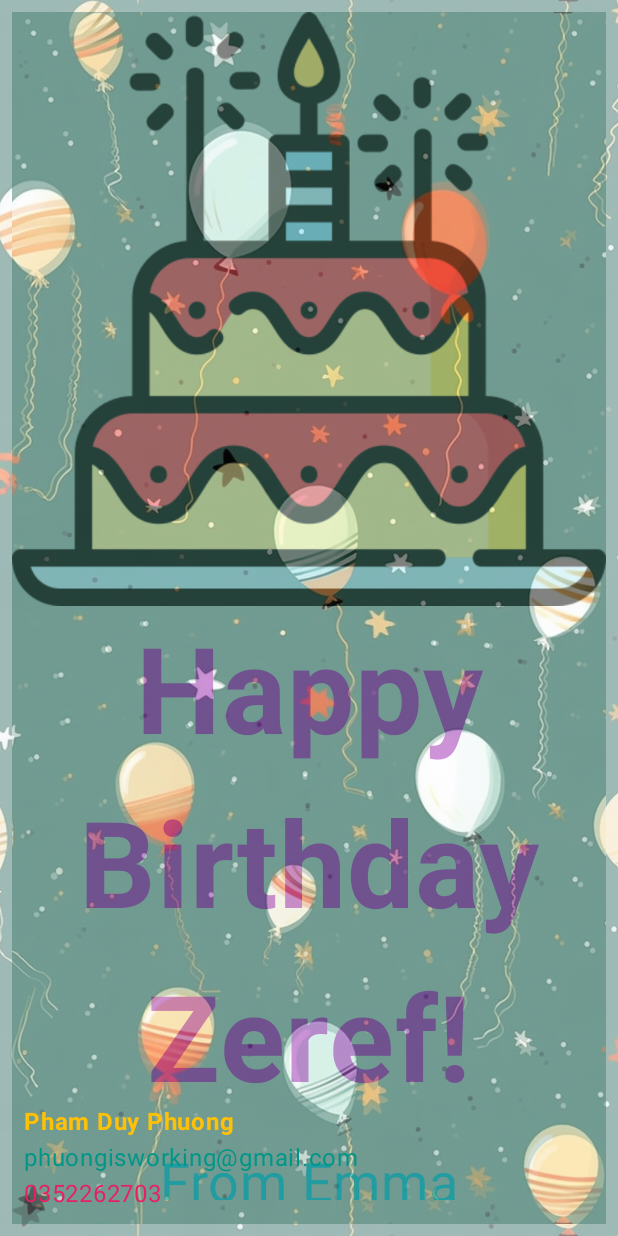
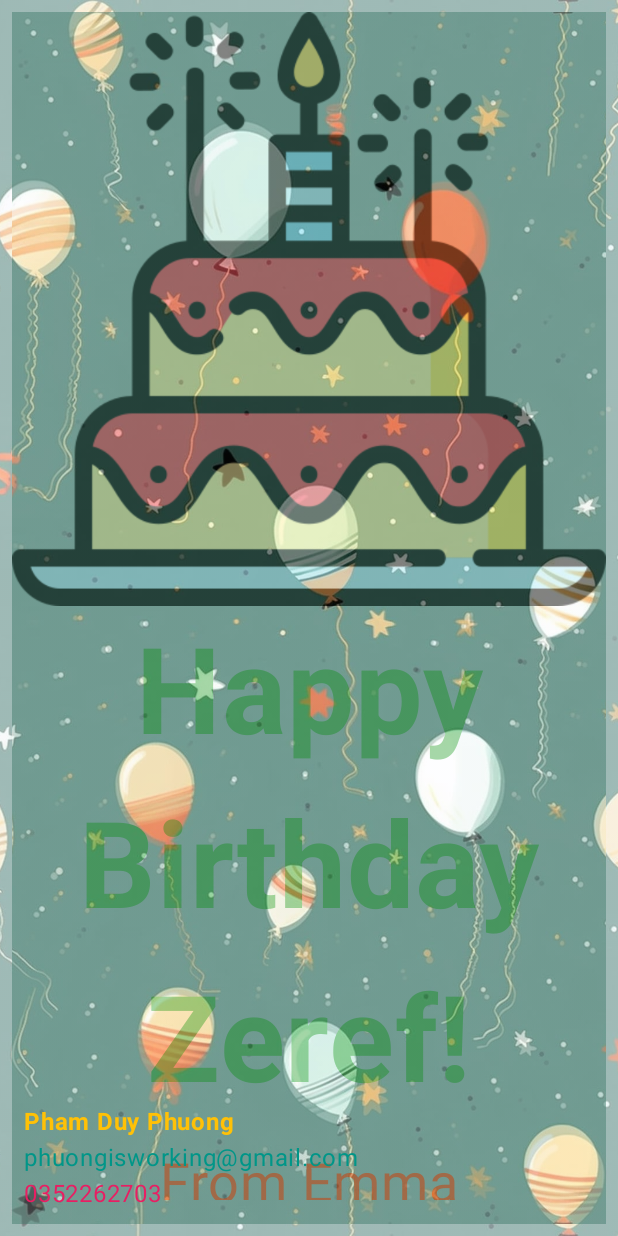
Before and after one commit to KayabaZeref/learnAndroidStudio, an Android app built with Jetpack Compose: the screen it shows after launch (MainActivity), on a phone screen of 412 x 824 dp. Run offline under Robolectric (Android 15) with nearby library versions, the phone set to English and light mode, and no system bars.

```diff
--- a/app/src/main/java/com/example/happybirthday/MainActivity.kt
+++ b/app/src/main/java/com/example/happybirthday/MainActivity.kt
@@ -72,7 +72,7 @@ fun GreetingText(
             lineHeight = 116.sp,
             textAlign = TextAlign.Center,
             fontWeight = FontWeight.Bold,
-            color = Color(0xFF9C27B0),
+            color = Color(0xFF4CAF50),
         )
         Text(
             text = form,
@@ -80,7 +80,7 @@ fun GreetingText(
             modifier = Modifier
                 .padding(16.dp)
                 .align(alignment = Alignment.CenterHorizontally),
-            color = Color(0xFF00BCD4)
+            color = Color(0xFFFF5722)
         )
     }
 }
```
